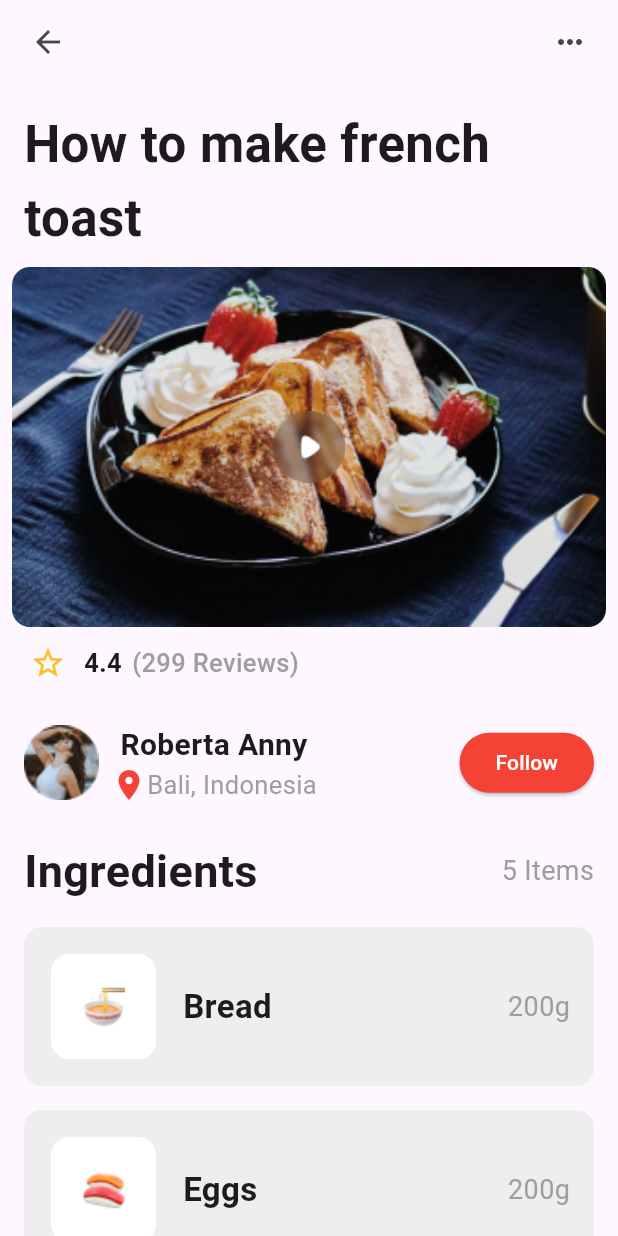
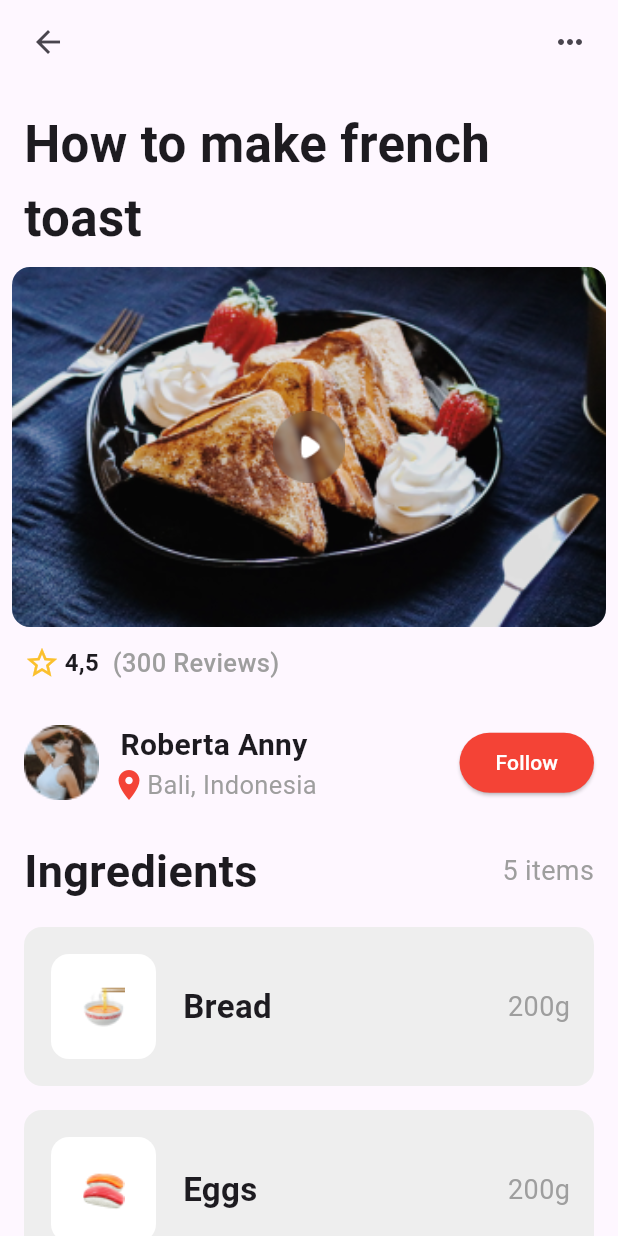
Before and after one commit to davidakabogu/flutterfoodrecipe, a Flutter app: the screen it shows after launch, after a tap on the "star" icon, on a phone screen of 412 x 824 dp. Run offline on Flutter 3.47's test engine with Material 3 defaults, Android fonts, the phone set to English and light mode, and no system bars.

Commit message:
favorite widget css adjusment

```diff
--- a/foodrecipe/lib/main.dart
+++ b/foodrecipe/lib/main.dart
@@ -177,18 +177,14 @@ class FavoriteWidget extends StatefulWidget {
 
 class _FavoriteWidgetState extends State<FavoriteWidget> {
   bool _isFavorited = true;
-  double _favoriteRating = 4.5;
-  int _favoriteCount = 300;
+  final String _favoriteRating = '4,5';
+  final int _favoriteCount = 300;
 
   void _toggleFavorite() {
     setState(() {
       if (_isFavorited) {
-        _favoriteRating -= 0.1;
-        _favoriteCount -= 1;
         _isFavorited = false;
       } else {
-        _favoriteRating += 0.1;
-        _favoriteCount += 1;
         _isFavorited = true;
       }
     });
@@ -198,19 +194,22 @@ class _FavoriteWidgetState extends State<FavoriteWidget> {
   Widget build(BuildContext context) {
     return Row(
       children: [
-        IconButton(
-          onPressed: _toggleFavorite,
-          icon: (_isFavorited
-              ? const Icon(Icons.star)
-              : const Icon(Icons.star_border)),
-          color: Colors.yellow[700],
+        SizedBox(
+          width: 35,
+          child: IconButton(
+            onPressed: _toggleFavorite,
+            icon: (_isFavorited
+                ? const Icon(Icons.star)
+                : const Icon(Icons.star_border)),
+            color: Colors.yellow[700],
+          ),
         ),
         SizedBox(
           width: 32,
           child: SizedBox(
               child: Text(
-            '$_favoriteRating',
-            style: const TextStyle(fontWeight: FontWeight.bold, fontSize: 17),
+            _favoriteRating,
+            style: const TextStyle(fontWeight: FontWeight.bold, fontSize: 16),
           )),
         ),
         SizedBox(
@@ -344,7 +343,7 @@ class IngredientsSection extends StatelessWidget {
                 'Ingredients',
                 style: TextStyle(fontWeight: FontWeight.bold, fontSize: 30),
               ),
-              Text('${ingredients.length} Items',
+              Text('${ingredients.length} items',
                   style: const TextStyle(
                       fontWeight: FontWeight.w400,
                       fontSize: 18,
```
